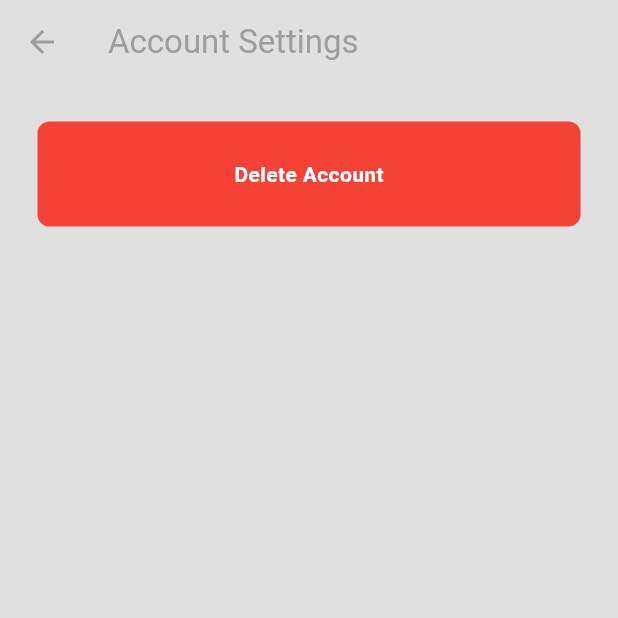
After one commit to KritarthChavda/Blook, a Flutter app: the screen it shows once a user with an empty profile is signed in, item 5 of the bottom bar chosen, after a tap on the "settings" icon, on a phone screen of 412 x 824 dp, the top half of it. The commit adds this screen. Run offline on Flutter 3.47's test engine with Material 3 defaults, Android fonts, the phone set to English and light mode, and no system bars; our stand-ins replace cloud_firestore, firebase_auth, firebase_core, firebase_storage, google_nav_bar, image_picker; accounts and stored records are empty; network calls fail.

Commit message:
Delete acc added

```diff
--- a/lib/component/my_post_tile.dart
+++ b/lib/component/my_post_tile.dart
@@ -295,7 +295,7 @@ class _MyPostTileState extends State<MyPostTile> {
                         width: 5,
                       ),
                       Text(
-                        likeCount > 0 ? likeCount.toString() : '',
+                        likeCount != 0 ? likeCount.toString() : '',
                         style: TextStyle(
                             color: Theme.of(context).colorScheme.primary),
                       ),
--- a/lib/helper/navigation_pages.dart
+++ b/lib/helper/navigation_pages.dart
@@ -2,6 +2,9 @@ import 'package:blook/models/post.dart';
 import 'package:blook/pages/post_page.dart';
 import 'package:blook/pages/profile_page.dart';
 import 'package:flutter/material.dart';
+
+import '../pages/account_settings_page.dart';
+import '../pages/blocked_user_page.dart';
 
 void goUserPage(BuildContext context, String uid) {
   Navigator.push(
@@ -15,3 +18,16 @@ void goPostPage(BuildContext context, Post post) {
     MaterialPageRoute(builder: (context) => PostPage(post: post,),)
   );
 }
+void goToBlockedUserPage(BuildContext context) {
+  Navigator.push(
+    context,
+    MaterialPageRoute(builder: (context) => BlockedUserPage(),)
+  );
+}
+
+void goAccountSettingsPage(BuildContext context) {
+  Navigator.push(
+    context,
+    MaterialPageRoute(builder: (context) => AccountSettingsPage(),)
+  );
+}
--- a/lib/main.dart
+++ b/lib/main.dart
@@ -32,7 +32,10 @@ class MyApp extends StatelessWidget {
   Widget build(BuildContext context) {
     return MaterialApp(
       debugShowCheckedModeBanner: false,
-      home: const AuthGate(),
+      initialRoute: '/',
+      routes: {
+        '/': (context) => AuthGate(),
+      },
       theme: Provider.of<ThemeProvider>(context).themeData,
     );
   }
--- /dev/null
+++ b/lib/pages/account_settings_page.dart
@@ -0,0 +1,69 @@
+import 'package:flutter/material.dart';
+
+import '../services/auth/auth_service.dart';
+
+class AccountSettingsPage extends StatefulWidget {
+  const AccountSettingsPage({super.key});
+
+  @override
+  State<AccountSettingsPage> createState() => _AccountSettingsPageState();
+}
+
+class _AccountSettingsPageState extends State<AccountSettingsPage> {
+  void confirmDeletion(BuildContext context) {
+    showDialog(
+      context: context,
+      builder: (context) => AlertDialog(
+        title: Text("Delete Account"),
+        content: Text("Are you sure you want to delete this account?"),
+        actions: [
+          TextButton(
+            onPressed: () => Navigator.pop(context),
+            child: Text("Cancel"),
+          ),
+          TextButton(
+              onPressed: () async {
+                await AuthService().deleteAccpunt();
+
+                Navigator.pushNamedAndRemoveUntil(
+                    context, '/', (route) => false);
+              },
+              child: const Text("Delete"))
+        ],
+      ),
+    );
+  }
+
+  @override
+  Widget build(BuildContext context) {
+    return Scaffold(
+      backgroundColor: Theme.of(context).colorScheme.surface,
+      appBar: AppBar(
+        title: const Text("Account Settings"),
+        foregroundColor: Theme.of(context).colorScheme.primary,
+      ),
+      body: Column(
+        children: [
+          GestureDetector(
+            onTap: () => confirmDeletion(context),
+            child: Container(
+              padding: EdgeInsets.all(25),
+              margin: EdgeInsets.all(25),
+              decoration: BoxDecoration(
+                color: Colors.red,
+                borderRadius: BorderRadius.circular(8),
+              ),
+              child: const Center(
+                child: Text(
+                  "Delete Account",
+                  style: TextStyle(
+                      fontWeight: FontWeight.bold, color: Colors.white),
+                ),
+              ),
+            ),
+          ),
+        ],
+      ),
+    );
+  }
+}
--- a/lib/pages/settings_page.dart
+++ b/lib/pages/settings_page.dart
@@ -6,6 +6,8 @@ import 'package:blook/themes/theme_provider.dart';
 import 'package:flutter/cupertino.dart';
 import 'package:flutter/material.dart';
 import 'package:provider/provider.dart';
+
+import '../helper/navigation_pages.dart';
 
 class SettingsPage extends StatelessWidget {
   final _auth = AuthService(); // Use your AuthService class
@@ -62,6 +64,22 @@ class SettingsPage extends StatelessWidget {
               color: Colors.red,
             ),
           ),
+          MySettingsTile(
+            title: "Blocked Users",
+            action: GestureDetector(
+              onTap: () => goToBlockedUserPage(context),
+              child: Icon(Icons.arrow_forward, color: Theme.of(context).colorScheme.primary,),
+
+            ),
+          ),
+          MySettingsTile(
+            title: "Account Settings",
+            action: IconButton(
+              onPressed: () => goAccountSettingsPage(context),
+              icon: Icon(Icons.settings, color: Theme.of(context).colorScheme.primary,),
+
+            ),
+          ),
         ],
       ),
       bottomNavigationBar: CustomBottomNav(),
--- a/lib/services/auth/auth_service.dart
+++ b/lib/services/auth/auth_service.dart
@@ -1,3 +1,4 @@
+import 'package:blook/services/database/database_service.dart';
 import 'package:firebase_auth/firebase_auth.dart';
 
 class AuthService {
@@ -7,12 +8,12 @@ class AuthService {
   //get currend user and id
   User? getCurrentUser() => _auth.currentUser;
   String getCurrentUid() {
-  final user = _auth.currentUser;
-  if (user == null) {
-    throw Exception("No user is currently signed in.");
+    final user = _auth.currentUser;
+    if (user == null) {
+      throw Exception("No user is currently signed in.");
+    }
+    return user.uid;
   }
-  return user.uid;
-}
 
   //login
   Future<UserCredential> loginEmailPassword(String email, password) async {
@@ -40,5 +41,14 @@ class AuthService {
   Future<void> logout() async {
     await _auth.signOut();
   }
+
   //delete account
+  Future<void> deleteAccpunt() async {
+    User? user = getCurrentUser();
+
+    if (user != null) {
+      await DatabaseService().deleteUserInfoFromFirebase(user.uid);
+      await user.delete();
+    }
+  }
 }
--- a/lib/services/database/database_provider.dart
+++ b/lib/services/database/database_provider.dart
@@ -26,8 +26,9 @@ class DatabaseProvider extends ChangeNotifier {
   //fetch all posts
   Future<void> loadAllPosts() async {
     final allPosts = await _db.getAllPostsFromFirebase();
-    final blockedUserIds = await _db.getAllPostsFromFirebase();
-    _allPosts = allPosts.where((post) => !blockedUserIds.contains(post.uid)).toList();
+    final blockedUserIds = await _db.getBlockedUidsFromFirebase();
+    _allPosts =
+        allPosts.where((post) => !blockedUserIds.contains(post.uid)).toList();
     initializeLikeMap();
     notifyListeners();
   }
@@ -53,12 +54,11 @@ class DatabaseProvider extends ChangeNotifier {
 
   int getLikeCount(String postId) => _likeCounts[postId] ?? 0;
   void initializeLikeMap() {
-    _likeCounts.clear();
     _likedPosts.clear();
     final currentUserID = _auth.getCurrentUid();
 
     for (var post in _allPosts) {
-      _likeCounts[post.id] = post.likeCount;
+      _likeCounts[post.id] == post.likeCount;
       if (post.likedBy.contains(currentUserID)) {
         _likedPosts.add(post.id);
       }
```
Also changed, not shown: lib/pages/blocked_user_page.dart (added, +85 -0 lines), lib/services/database/database_service.dart (+44 -7 lines).
